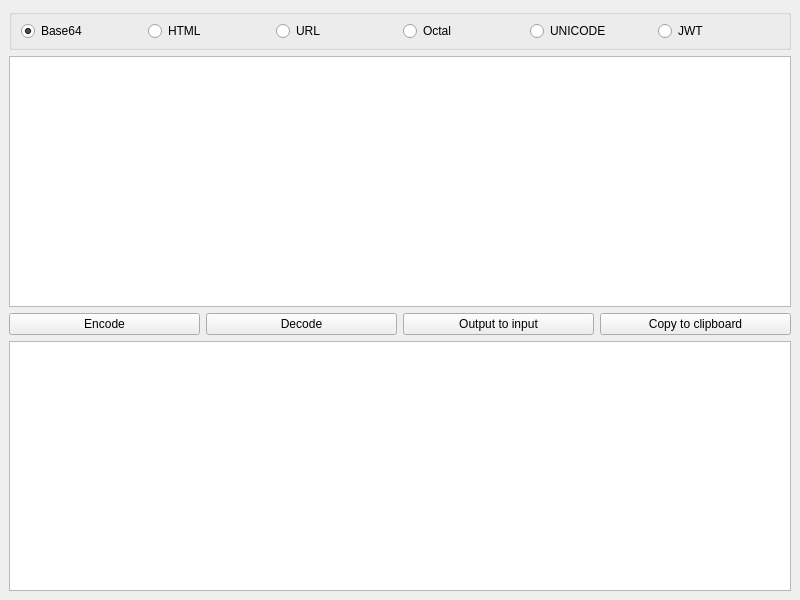
The window that gui/main.ui (dfuribez/simple_encoder) describes before a commit, drawn with Qt 5.
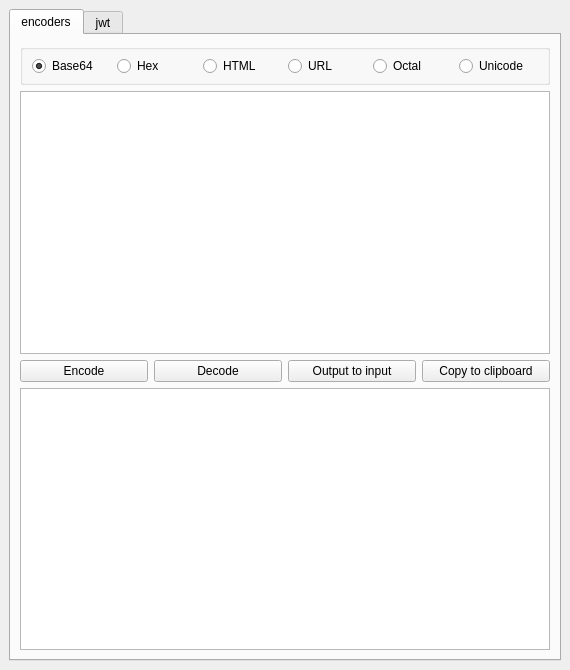
The same window after the commit.

```diff
--- a/gui/main.ui
+++ b/gui/main.ui
@@ -6,16 +6,26 @@
    <rect>
     <x>0</x>
     <y>0</y>
-    <width>800</width>
-    <height>600</height>
+    <width>570</width>
+    <height>670</height>
    </rect>
   </property>
   <property name="windowTitle">
    <string>MainWindow</string>
   </property>
   <widget class="QWidget" name="centralwidget">
-   <layout class="QVBoxLayout" name="verticalLayout">
-    <item>
+   <layout class="QGridLayout" name="gridLayout_2">
+    <item row="0" column="0">
+     <widget class="QTabWidget" name="tabWidget">
+      <property name="currentIndex">
+       <number>0</number>
+      </property>
+      <widget class="QWidget" name="tab">
+       <attribute name="title">
+        <string>encoders</string>
+       </attribute>
+       <layout class="QGridLayout" name="gridLayout">
+        <item row="0" column="0">
      <widget class="QGroupBox" name="groupOptions">
       <property name="maximumSize">
        <size>
@@ -37,6 +47,13 @@
          </property>
         </widget>
        </item>
+           <item>
+            <widget class="QRadioButton" name="radioButton">
+             <property name="text">
+              <string>Hex</string>
+             </property>
+            </widget>
+           </item>
        <item>
         <widget class="QRadioButton" name="optHtml">
          <property name="text">
@@ -61,24 +78,17 @@
        <item>
         <widget class="QRadioButton" name="optUnicode">
          <property name="text">
-          <string>UNICODE</string>
-         </property>
-        </widget>
-       </item>
-       <item>
-        <widget class="QRadioButton" name="optJwt">
-         <property name="text">
-          <string>JWT</string>
+              <string>Unicode</string>
          </property>
         </widget>
        </item>
       </layout>
      </widget>
     </item>
-    <item>
+        <item row="1" column="0">
      <widget class="QTextEdit" name="txtInput"/>
     </item>
-    <item>
+        <item row="2" column="0">
      <layout class="QHBoxLayout" name="horizontalLayout_2">
       <item>
        <widget class="QPushButton" name="cmdEncode">
@@ -110,7 +120,7 @@
       </item>
      </layout>
     </item>
-    <item>
+        <item row="3" column="0">
      <widget class="QTextEdit" name="txtOutput">
       <property name="readOnly">
        <bool>true</bool>
@@ -125,6 +135,23 @@
       <property name="acceptRichText">
        <bool>true</bool>
       </property>
+         </widget>
+        </item>
+       </layout>
+      </widget>
+      <widget class="QWidget" name="jwt">
+       <attribute name="title">
+        <string>jwt</string>
+       </attribute>
+       <layout class="QHBoxLayout" name="horizontalLayout">
+        <item>
+         <widget class="QTextEdit" name="txtJwtEncoded"/>
+        </item>
+        <item>
+         <widget class="QTextEdit" name="txtJwtDecoded"/>
+        </item>
+       </layout>
+      </widget>
      </widget>
     </item>
    </layout>
```
Left out of the diff: 2 changed lines with no effect on the pictures. Lines whose indentation alone changed are shown as unchanged.
